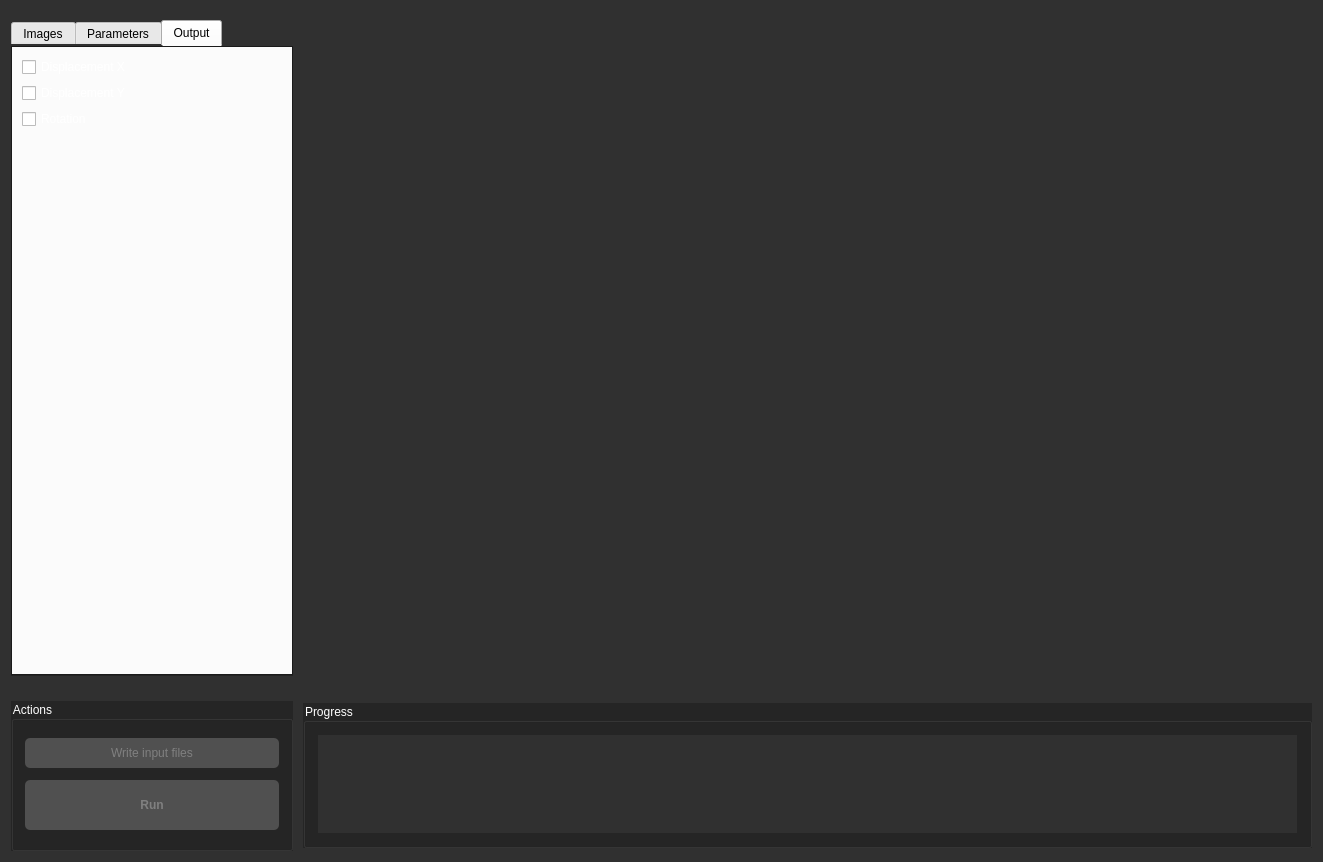
dicengine/dice, file src/gui/DICe_2D/mainwindow.ui: the form before one commit.
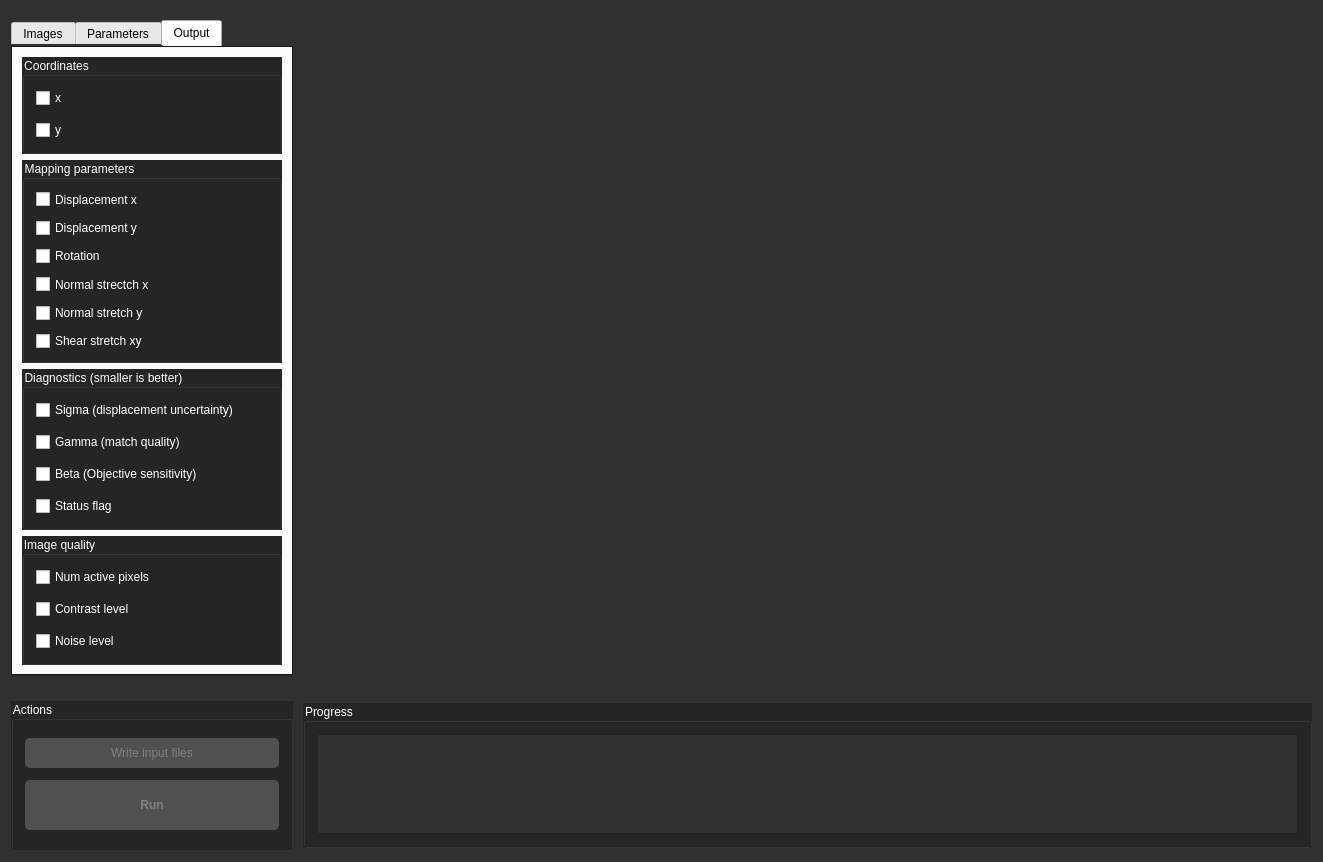
The form after the commit. The open tabs and pages were chosen to show the change. Custom widgets are drawn as their Qt base class.

```diff
--- a/src/gui/DICe_2D/mainwindow.ui
+++ b/src/gui/DICe_2D/mainwindow.ui
@@ -529,7 +529,7 @@
             </widget>
            </item>
            <item>
-            <widget class="QCheckBox" name="rotationCheck">
+            <widget class="QCheckBox" name="rotationShapeCheck">
              <property name="text">
               <string>Rotation</string>
              </property>
@@ -543,7 +543,7 @@
             </widget>
            </item>
            <item>
-            <widget class="QCheckBox" name="shearCheck">
+            <widget class="QCheckBox" name="shearShapeCheck">
              <property name="text">
               <string>Shear Stretch</string>
              </property>
@@ -597,24 +597,156 @@
        </attribute>
        <layout class="QVBoxLayout" name="verticalLayout_3">
         <item>
-         <widget class="QCheckBox" name="checkBox_6">
-          <property name="text">
-           <string>Displacement X</string>
+         <widget class="QGroupBox" name="groupBox_10">
+          <property name="title">
+           <string>Coordinates</string>
           </property>
+          <layout class="QVBoxLayout" name="verticalLayout_13">
+           <property name="spacing">
+            <number>12</number>
+           </property>
+           <item>
+            <widget class="QCheckBox" name="xCheck">
+             <property name="text">
+              <string>x</string>
+             </property>
+            </widget>
+           </item>
+           <item>
+            <widget class="QCheckBox" name="yCheck">
+             <property name="text">
+              <string>y</string>
+             </property>
+            </widget>
+           </item>
+          </layout>
          </widget>
         </item>
         <item>
-         <widget class="QCheckBox" name="checkBox_7">
-          <property name="text">
-           <string>Displacement Y</string>
+         <widget class="QGroupBox" name="groupBox_9">
+          <property name="title">
+           <string>Mapping parameters</string>
           </property>
+          <layout class="QVBoxLayout" name="verticalLayout_2">
+           <property name="spacing">
+            <number>12</number>
+           </property>
+           <item>
+            <widget class="QCheckBox" name="dispXCheck">
+             <property name="text">
+              <string>Displacement x</string>
+             </property>
+            </widget>
+           </item>
+           <item>
+            <widget class="QCheckBox" name="dispYCheck">
+             <property name="text">
+              <string>Displacement y</string>
+             </property>
+            </widget>
+           </item>
+           <item>
+            <widget class="QCheckBox" name="rotationCheck">
+             <property name="text">
+              <string>Rotation</string>
+             </property>
+            </widget>
+           </item>
+           <item>
+            <widget class="QCheckBox" name="normalXCheck">
+             <property name="text">
+              <string>Normal strectch x</string>
+             </property>
+            </widget>
+           </item>
+           <item>
+            <widget class="QCheckBox" name="normalYCheck">
+             <property name="text">
+              <string>Normal stretch y</string>
+             </property>
+            </widget>
+           </item>
+           <item>
+            <widget class="QCheckBox" name="shearCheck">
+             <property name="text">
+              <string>Shear stretch xy</string>
+             </property>
+            </widget>
+           </item>
+          </layout>
          </widget>
         </item>
         <item>
-         <widget class="QCheckBox" name="checkBox_5">
-          <property name="text">
-           <string>Rotation</string>
+         <widget class="QGroupBox" name="groupBox_11">
+          <property name="title">
+           <string>Diagnostics (smaller is better)</string>
           </property>
+          <layout class="QVBoxLayout" name="verticalLayout_14">
+           <property name="spacing">
+            <number>12</number>
+           </property>
+           <item>
+            <widget class="QCheckBox" name="sigmaCheck">
+             <property name="text">
+              <string>Sigma (displacement uncertainty)</string>
+             </property>
+            </widget>
+           </item>
+           <item>
+            <widget class="QCheckBox" name="gammaCheck">
+             <property name="text">
+              <string>Gamma (match quality)</string>
+             </property>
+            </widget>
+           </item>
+           <item>
+            <widget class="QCheckBox" name="betaCheck">
+             <property name="text">
+              <string>Beta (Objective sensitivity)</string>
+             </property>
+            </widget>
+           </item>
+           <item>
+            <widget class="QCheckBox" name="statusCheck">
+             <property name="text">
+              <string>Status flag</string>
+             </property>
+            </widget>
+           </item>
+          </layout>
+         </widget>
+        </item>
+        <item>
+         <widget class="QGroupBox" name="groupBox_12">
+          <property name="title">
+           <string>Image quality</string>
+          </property>
+          <layout class="QVBoxLayout" name="verticalLayout_15">
+           <property name="spacing">
+            <number>12</number>
+           </property>
+           <item>
+            <widget class="QCheckBox" name="numActiveCheck">
+             <property name="text">
+              <string>Num active pixels</string>
+             </property>
+            </widget>
+           </item>
+           <item>
+            <widget class="QCheckBox" name="contrastCheck">
+             <property name="text">
+              <string>Contrast level</string>
+             </property>
+            </widget>
+           </item>
+           <item>
+            <widget class="QCheckBox" name="noiseCheck">
+             <property name="text">
+              <string>Noise level</string>
+             </property>
+            </widget>
+           </item>
+          </layout>
          </widget>
         </item>
         <item>
```
Left out of the diff: 6 changed lines with no effect on the pictures.
